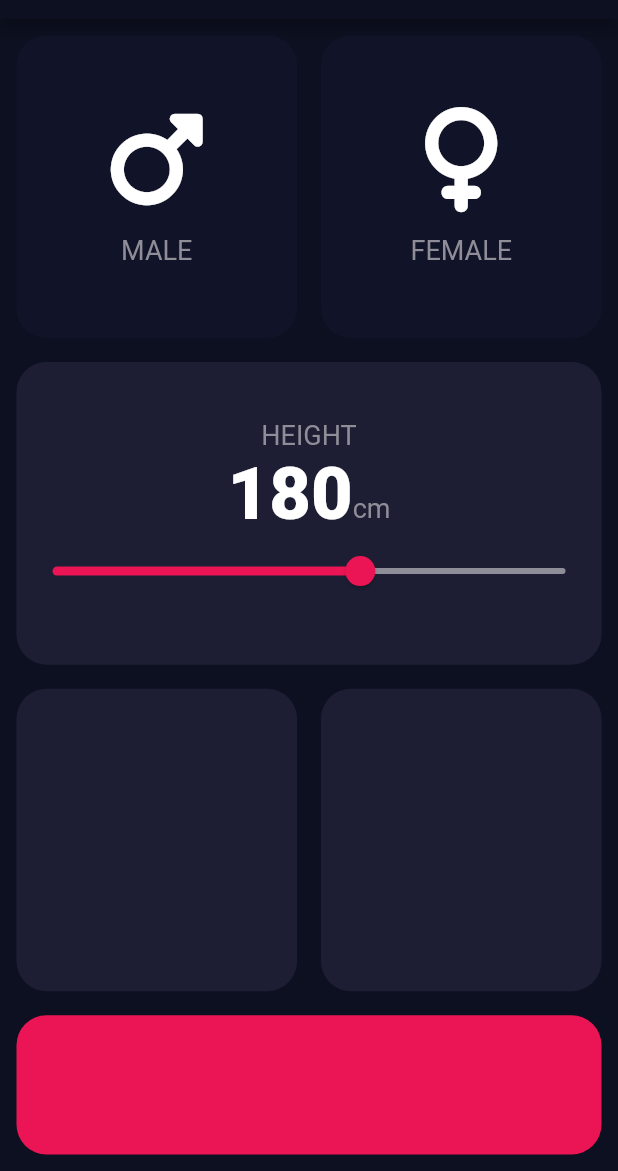
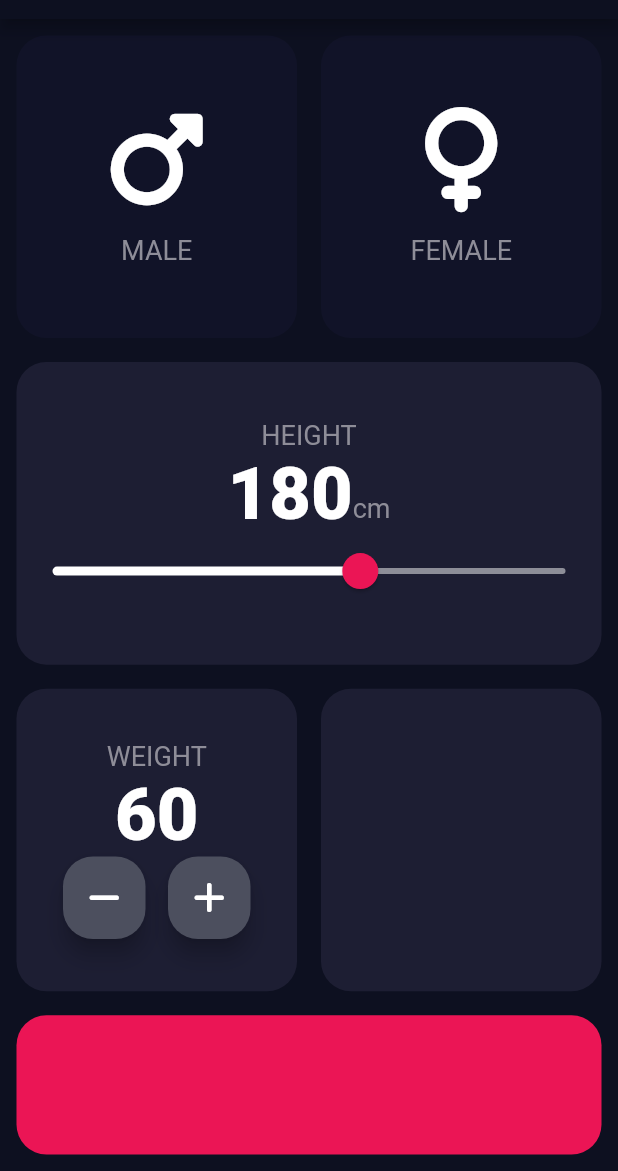
Before and after one commit to Bamidele1234/bmi_calculator, a Flutter app: the screen it shows after launch, on a phone screen of 412 x 824 dp, the part 65-1236 px from its top. Run offline on Flutter 3.47's test engine with Material 2 defaults, Android fonts, the phone set to English and light mode, and no system bars; our stand-ins replace font_awesome_flutter.

Commit message:
Worked on the weight card

```diff
--- a/lib/constants.dart
+++ b/lib/constants.dart
@@ -5,6 +5,11 @@ double kbrd = 20.0, kmrg = 8.0, kbch = 70;
 const kactiveColor = Color(0xFF1D1E33);
 const kinactiveColor = Color(0xFF111328);
 const kbtnColor = Color(0xFFEB1555);
+const kinactiveTrackColor = Color(0xFF8D8E98);
+const koverlayColor = Color(0x29EB1555);
+const kfillColor = Color(0xFF4C4F5E);
+const kenabledThumbRadius = 12.0;
+const kOverlayRadius = 24.0;
 const kcardFlex = 4;
 const kbuttonFlex = 2;
 
--- a/lib/input_page.dart
+++ b/lib/input_page.dart
@@ -3,6 +3,7 @@ import 'package:bmi_calculator/reusable_card.dart';
 import 'card_content.dart';
 import 'package:font_awesome_flutter/font_awesome_flutter.dart';
 import 'constants.dart';
+import 'package:bmi_calculator/reusable_iconbutton.dart';
 
 /// Enum types for gender
 enum Gender { male, female }
@@ -17,6 +18,7 @@ class InputPage extends StatefulWidget {
 class _InputPageState extends State<InputPage> {
   Gender? selectedGender;
   int height = 180;
+  int weight = 60;
 
   @override
   Widget build(BuildContext context) {
@@ -98,17 +100,27 @@ class _InputPageState extends State<InputPage> {
                         )
                       ],
                     ),
-                    Slider.adaptive(
+                    SliderTheme(
+                      data: SliderTheme.of(context).copyWith(
+                        inactiveTrackColor: kinactiveTrackColor,
+                        activeTrackColor: Colors.white,
+                        thumbColor: kbtnColor,
+                        overlayColor: koverlayColor,
+                        thumbShape: const RoundSliderThumbShape(
+                            enabledThumbRadius: kenabledThumbRadius),
+                        overlayShape: const RoundSliderOverlayShape(
+                            overlayRadius: kOverlayRadius),
+                      ),
+                      child: Slider.adaptive(
                         value: height.toDouble(),
                         min: 120.0,
                         max: 220.0,
-                      activeColor: kbtnColor,
-                      inactiveColor: const Color(0xFF8D8E98),
                         onChanged: (double newValue) {
                           setState(() {
                             height = newValue.round();
                           });
                         },
+                      ),
                     )
                   ],
                 ),
@@ -120,7 +132,39 @@ class _InputPageState extends State<InputPage> {
                 children: [
                   Expanded(
                     child: ReusableCard(
-                          mrg: kmrg, myColor: kactiveColor, brd: kbrd)),
+                      mrg: kmrg,
+                      myColor: kactiveColor,
+                      brd: kbrd,
+                      cardChild: Column(
+                        crossAxisAlignment: CrossAxisAlignment.center,
+                        mainAxisAlignment: MainAxisAlignment.center,
+                        children: [
+                          const Text(
+                            'WEIGHT',
+                            style: kmyTextStyle,
+                          ),
+                          Text(
+                            weight.toString(),
+                            style: kmyNumStyle,
+                          ),
+                          Row(
+                            mainAxisAlignment: MainAxisAlignment.center,
+                            children: const [
+                              RoundIconButton(
+                                myIcon: FontAwesomeIcons.minus,
+                              ),
+                              SizedBox(
+                                width: 15,
+                              ),
+                              RoundIconButton(
+                                myIcon: FontAwesomeIcons.plus,
+                              ),
+                            ],
+                          ),
+                        ],
+                      ),
+                    ),
+                  ),
                   Expanded(
                       child: ReusableCard(
                           mrg: kmrg, myColor: kactiveColor, brd: kbrd))
--- /dev/null
+++ b/lib/reusable_iconbutton.dart
@@ -0,0 +1,20 @@
+import 'package:flutter/material.dart';
+import 'constants.dart';
+
+class RoundIconButton extends StatelessWidget {
+  const RoundIconButton({Key? key, this.myIcon}) : super(key: key);
+
+  final IconData? myIcon;
+
+  @override
+  Widget build(BuildContext context) {
+    return RawMaterialButton(
+      child: Icon(myIcon),
+      constraints: const BoxConstraints.tightFor(width: 55, height: 55),
+      elevation: 6,
+      shape: RoundedRectangleBorder(borderRadius: BorderRadius.circular(kbrd)),
+      fillColor: kfillColor,
+      onPressed: () {},
+    );
+  }
+}
```
Lines whose indentation alone changed are shown as unchanged.
